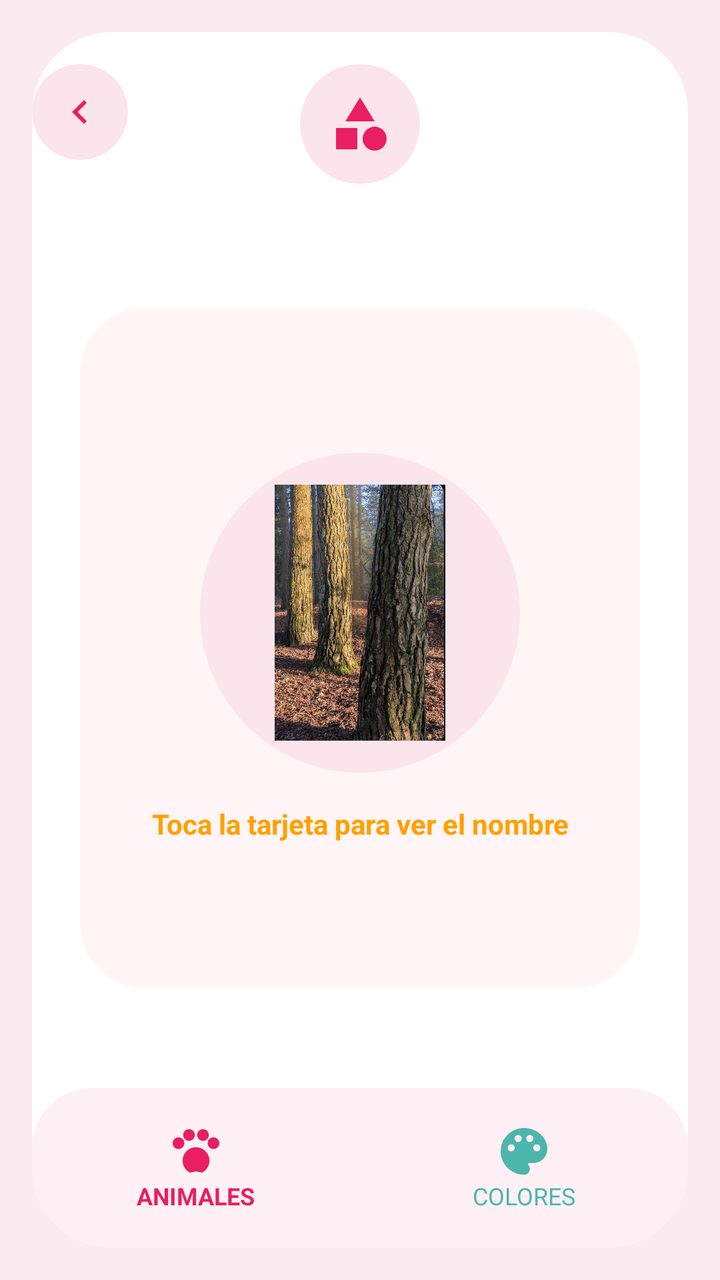
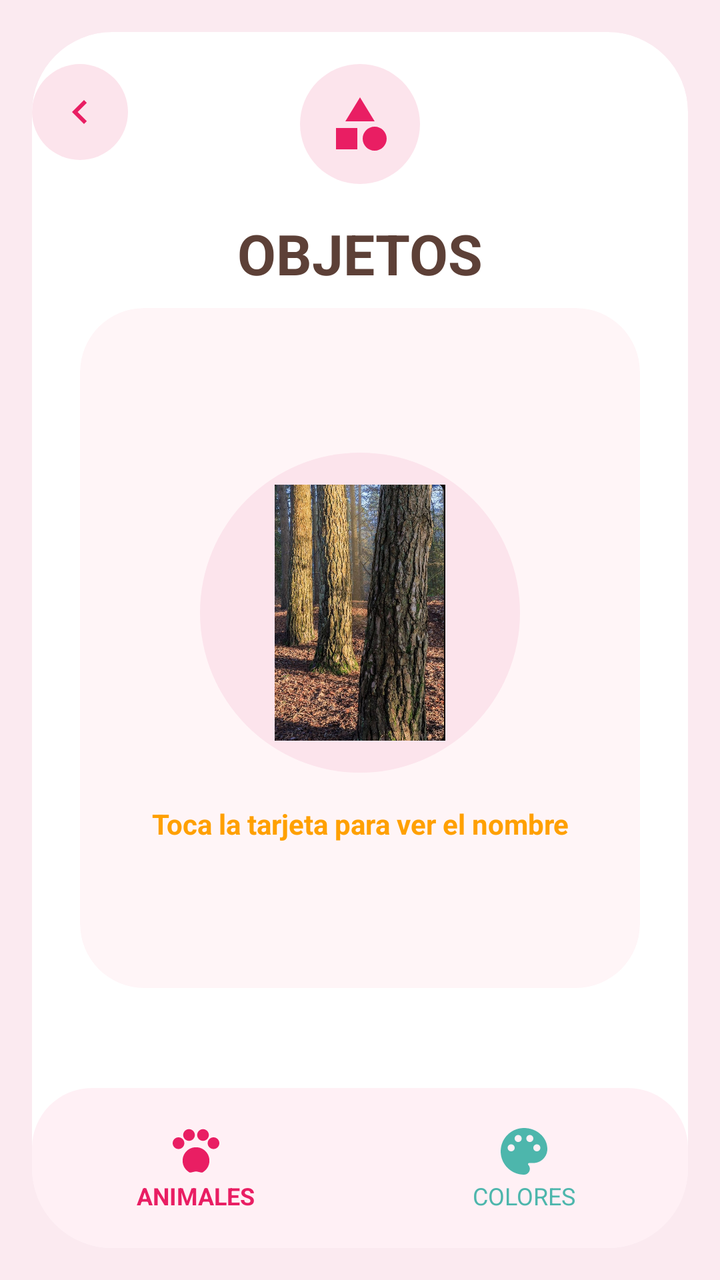

The first picture is an Android layout as it rendered before a commit; the second is the same layout after the commit. The layout source and the unified diff follow.
<!-- AndroidManifest.xml: application theme Theme.MemoryPract -->
<!-- res/layout/pantallaobjetos.xml -->
<?xml version="1.0" encoding="utf-8"?>
<RelativeLayout xmlns:android="http://schemas.android.com/apk/res/android"
    xmlns:app="http://schemas.android.com/apk/res-auto"
    xmlns:tools="http://schemas.android.com/tools"
    android:id="@+id/main"
    android:layout_width="match_parent"
    android:layout_height="match_parent"
    android:background="@color/bg_main"
    tools:context=".ui.controladores.PantallaobjetosActivity">

    <androidx.cardview.widget.CardView
        android:layout_width="match_parent"
        android:layout_height="match_parent"
        android:layout_margin="16dp"
        app:cardCornerRadius="40dp"
        app:cardElevation="0dp"
        app:cardBackgroundColor="#FFFFFF">

        <RelativeLayout
            android:layout_width="match_parent"
            android:layout_height="match_parent"
            android:layout_marginTop="8dp">

            <RelativeLayout
                android:id="@+id/topBar"
                android:layout_width="match_parent"
                android:layout_height="wrap_content"
                android:layout_marginTop="8dp">

                <androidx.appcompat.widget.AppCompatImageButton
                    android:id="@+id/btnBack"
                    android:layout_width="48dp"
                    android:layout_height="48dp"
                    android:layout_alignParentStart="true"
                    android:background="@drawable/bg_settings_icon"
                    android:src="@drawable/ic_back"
                    android:padding="12dp"
                    android:tint="@color/settings_icon"
                    android:contentDescription="@string/back_desc" />

                <FrameLayout
                    android:layout_width="60dp"
                    android:layout_height="60dp"
                    android:layout_centerHorizontal="true"
                    android:background="@drawable/bg_settings_icon">

                    <androidx.appcompat.widget.AppCompatImageView
                        android:layout_width="32dp"
                        android:layout_height="32dp"
                        android:layout_gravity="center"
                        android:src="@drawable/ic_shapes"
                        app:tint="@color/settings_icon" />
                </FrameLayout>

            </RelativeLayout>

            
            <androidx.cardview.widget.CardView
                android:id="@+id/cardFlashcard"
                android:layout_width="280dp"
                android:layout_height="340dp"
                android:layout_centerInParent="true"
                app:cardCornerRadius="32dp"
                app:cardBackgroundColor="#FFF5F7"
                app:cardElevation="0dp"
                android:clickable="true"
                android:focusable="true"
                android:foreground="?attr/selectableItemBackground">

                <FrameLayout
                    android:layout_width="match_parent"
                    android:layout_height="match_parent"
                    android:padding="20dp">

                    
                    <LinearLayout
                        android:id="@+id/layoutFront"
                        android:layout_width="match_parent"
                        android:layout_height="match_parent"
                        android:orientation="vertical"
                        android:gravity="center"
                        android:visibility="visible">

                        <FrameLayout
                            android:layout_width="160dp"
                            android:layout_height="160dp"
                            android:background="@drawable/bg_settings_icon"
                            android:backgroundTint="#FCE4EC">

                            <ImageView
                                android:id="@+id/imgObjeto"
                                android:layout_width="match_parent"
                                android:layout_height="match_parent"
                                android:padding="16dp"
                                android:src="@drawable/foto_tronco_jpg"
                                android:contentDescription="@null" />
                        </FrameLayout>

                        <TextView
                            android:layout_width="wrap_content"
                            android:layout_height="wrap_content"
                            android:layout_marginTop="16dp"
                            android:text="Toca la tarjeta para ver el nombre"
                            android:textSize="14sp"
                            android:textStyle="bold"
                            android:textColor="@color/subtitle_color"
                            android:gravity="center" />
                    </LinearLayout>

                    
                    <LinearLayout
                        android:id="@+id/layoutBack"
                        android:layout_width="match_parent"
                        android:layout_height="match_parent"
                        android:orientation="vertical"
                        android:gravity="center"
                        android:visibility="gone">

                        <TextView
                            android:id="@+id/txtObjetoName"
                            android:layout_width="wrap_content"
                            android:layout_height="wrap_content"
                            android:text="Tronco"
                            android:textSize="28sp"
                            android:textStyle="bold"
                            android:textColor="@color/title_color"
                            android:gravity="center" />

                        <LinearLayout
                            android:layout_width="match_parent"
                            android:layout_height="wrap_content"
                            android:layout_marginTop="24dp"
                            android:orientation="horizontal"
                            android:gravity="center"
                            android:weightSum="2">

                            <Button
                                android:id="@+id/btnIncorrecto"
                                android:layout_width="0dp"
                                android:layout_height="wrap_content"
                                android:layout_weight="1"
                                android:layout_marginEnd="6dp"
                                android:text="Incorrecto"
                                android:textColor="#FFFFFF"
                                android:backgroundTint="#F87171"
                                android:textSize="13sp"
                                android:textStyle="bold" />

                            <Button
                                android:id="@+id/btnCorrecto"
                                android:layout_width="0dp"
                                android:layout_height="wrap_content"
                                android:layout_weight="1"
                                android:layout_marginStart="6dp"
                                android:text="Correcto"
                                android:textColor="#FFFFFF"
                                android:backgroundTint="#4ADE80"
                                android:textSize="13sp"
                                android:textStyle="bold" />
                        </LinearLayout>
                    </LinearLayout>

                </FrameLayout>
            </androidx.cardview.widget.CardView>
            <LinearLayout
                android:id="@+id/bottomNav"
                android:layout_width="match_parent"
                android:layout_height="80dp"
                android:layout_alignParentBottom="true"
                android:layout_marginTop="8dp"
                android:background="@drawable/bg_bottom_nav"
                android:orientation="horizontal"
                android:gravity="center">

                <LinearLayout
                    android:layout_width="0dp"
                    android:layout_height="wrap_content"
                    android:layout_weight="1"
                    android:orientation="vertical"
                    android:gravity="center">

                    <androidx.appcompat.widget.AppCompatImageView
                        android:id="@+id/btnAnimales"
                        android:layout_width="28dp"
                        android:layout_height="28dp"
                        android:src="@drawable/ic_paw"
                        app:tint="@color/settings_icon" />

                    <TextView
                        android:layout_width="wrap_content"
                        android:layout_height="wrap_content"
                        android:text="@string/category_animales"
                        android:textColor="@color/settings_icon"
                        android:textSize="12sp"
                        android:textStyle="bold" />

                </LinearLayout>

                <LinearLayout
                    android:layout_width="0dp"
                    android:layout_height="wrap_content"
                    android:layout_weight="1"
                    android:orientation="vertical"
                    android:gravity="center">
                    <androidx.appcompat.widget.AppCompatImageView
                        android:id="@+id/btnColores"
                        android:layout_width="28dp"
                        android:layout_height="28dp"
                        android:src="@drawable/ic_palette"
                        app:tint="#4DB6AC" />
                    <TextView
                        android:layout_width="wrap_content"
                        android:layout_height="wrap_content"
                        android:text="@string/category_colores"
                        android:textColor="#4DB6AC"
                        android:textSize="12sp" />
                </LinearLayout>

            </LinearLayout>

        </RelativeLayout>

    </androidx.cardview.widget.CardView>

</RelativeLayout>
<!-- resources referenced by this layout -->
<resources>
  <color name="bg_main">#FBEAF0</color>
  <color name="settings_icon">#E91E63</color>
  <color name="subtitle_color">#FFA000</color>
  <color name="title_color">#5D4037</color>
  <!-- drawable bg_bottom_nav (drawable) -->
  <?xml version="1.0" encoding="utf-8"?>
  <shape xmlns:android="http://schemas.android.com/apk/res/android">
      <solid android:color="#FFF0F5" />
      <corners android:radius="30dp" />
  </shape>
  <!-- drawable bg_settings_icon (drawable) -->
  <?xml version="1.0" encoding="utf-8"?>
  <shape xmlns:android="http://schemas.android.com/apk/res/android"
      android:shape="oval">
      <solid android:color="@color/settings_bg" />
  </shape>
  <!-- drawable foto_tronco_jpg: jpeg bitmap (drawable, 410889 bytes) -->
  <!-- drawable ic_back (drawable) -->
  <?xml version="1.0" encoding="utf-8"?>
  <vector xmlns:android="http://schemas.android.com/apk/res/android"
      android:width="24dp"
      android:height="24dp"
      android:viewportWidth="24"
      android:viewportHeight="24">
      <path
          android:fillColor="#000000"
          android:pathData="M15.41,7.41L14,6l-6,6l6,6l1.41,-1.41L10.83,12z" />
  </vector>
  <!-- drawable ic_palette (drawable) -->
  <vector xmlns:android="http://schemas.android.com/apk/res/android"
      android:width="24dp"
      android:height="24dp"
      android:viewportWidth="24"
      android:viewportHeight="24">
      <path
          android:fillColor="#000000"
          android:pathData="M12,2C6.49,2 2,6.49 2,12s4.49,10 10,10c1.38,0 2.5,-1.12 2.5,-2.5c0,-0.61 -0.23,-1.21 -0.64,-1.67c-0.08,-0.1 -0.13,-0.21 -0.13,-0.33c0,-0.28 0.22,-0.5 0.5,-0.5H16c3.31,0 6,-2.69 6,-6C22,6.04 17.51,2 12,2zM6.5,12c-0.83,0 -1.5,-0.67 -1.5,-1.5S5.67,9 6.5,9S8,9.67 8,10.5S7.33,12 6.5,12zM9.5,8C8.67,8 8,7.33 8,6.5S8.67,5 9.5,5S11,5.67 11,6.5S10.33,8 9.5,8zM14.5,8C13.67,8 13,7.33 13,6.5S13.67,5 14.5,5S16,5.67 16,6.5S15.33,8 14.5,8zM17.5,12c-0.83,0 -1.5,-0.67 -1.5,-1.5S16.67,9 17.5,9S19,9.67 19,10.5S18.33,12 17.5,12z"/>
  </vector>
  <!-- drawable ic_paw (drawable) -->
  <vector xmlns:android="http://schemas.android.com/apk/res/android"
      android:width="24dp"
      android:height="24dp"
      android:viewportWidth="24"
      android:viewportHeight="24">
      <path
          android:fillColor="#000000"
          android:pathData="M4.5,11L4.5,11c1.38,0 2.5,-1.12 2.5,-2.5c0,-1.38 -1.12,-2.5 -2.5,-2.5S2,7.12 2,8.5C2,9.88 3.12,11 4.5,11zM9,7.5c1.38,0 2.5,-1.12 2.5,-2.5S10.38,2.5 9,2.5S6.5,3.62 6.5,5S7.62,7.5 9,7.5zM15,7.5c1.38,0 2.5,-1.12 2.5,-2.5S16.38,2.5 15,2.5s-2.5,1.12 -2.5,2.5S13.62,7.5 15,7.5zM19.5,11c1.38,0 2.5,-1.12 2.5,-2.5c0,-1.38 -1.12,-2.5 -2.5,-2.5S17,7.12 17,8.5C17,9.88 18.12,11 19.5,11zM12,10.25c-3.17,0 -5.75,2.58 -5.75,5.75c0,2.15 1.18,4.01 2.92,5.01c0.16,0.09 0.35,0.12 0.53,0.08l1.9,-0.42c0.26,-0.06 0.54,-0.06 0.8,0l1.9,0.42c0.18,0.04 0.37,0.01 0.53,-0.08c1.74,-1 2.92,-2.86 2.92,-5.01C17.75,12.83 15.17,10.25 12,10.25z"/>
  </vector>
  <!-- drawable ic_shapes (drawable) -->
  <vector xmlns:android="http://schemas.android.com/apk/res/android"
      android:width="24dp"
      android:height="24dp"
      android:viewportWidth="24"
      android:viewportHeight="24">
      <path
          android:fillColor="#000000"
          android:pathData="M12,2l-5.5,9h11L12,2zM17.5,13c-2.49,0 -4.5,2.01 -4.5,4.5s2.01,4.5 4.5,4.5s4.5,-2.01 4.5,-4.5s-2.01,-4.5 -4.5,-4.5zM3,21.5h8v-8L3,13.5v8z"/>
  </vector>
  <string name="back_desc">Volver</string>
  <string name="category_animales">ANIMALES</string>
  <string name="category_colores">COLORES</string>
  <style name="Theme.MemoryPract" parent="Base.Theme.MemoryPract" />
  <color name="settings_bg">#FCE4EC</color>
  <style name="Base.Theme.MemoryPract" parent="Theme.Material3.DayNight.NoActionBar">
          
          
      </style>
</resources>

<!-- the commit's change to res/layout/pantallaobjetos.xml (unified diff, before → after) -->
@@ -53,6 +53,34 @@
                 </FrameLayout>
 
             </RelativeLayout>
+            <LinearLayout
+                android:id="@+id/headerLayout"
+                android:layout_width="match_parent"
+                android:layout_height="wrap_content"
+                android:layout_below="@id/topBar"
+                android:layout_marginTop="16dp"
+                android:orientation="vertical"
+                android:gravity="center">
+
+                <TextView
+                    android:layout_width="wrap_content"
+                    android:layout_height="wrap_content"
+                    android:text="@string/category_objetos"
+                    android:textSize="28sp"
+                    android:textStyle="bold"
+                    android:textColor="@color/title_color" />
+
+                <TextView
+                    android:id="@+id/txtProgress"
+                    android:layout_width="wrap_content"
+                    android:layout_height="wrap_content"
+                    android:layout_marginTop="4dp"
+                    android:text="Objeto 1 de 6"
+                    android:textSize="16sp"
+                    android:textColor="@color/subtitle_color"
+                    android:textStyle="bold" />
+
+            </LinearLayout>
 
             
             <androidx.cardview.widget.CardView
<!-- resource entries referenced after the edit -->
@@ -61,6 +61,7 @@
   <string name="back_desc">Volver</string>
   <string name="category_animales">ANIMALES</string>
   <string name="category_colores">COLORES</string>
+  <string name="category_objetos">OBJETOS</string>
   <style name="Theme.MemoryPract" parent="Base.Theme.MemoryPract" />
   <color name="settings_bg">#FCE4EC</color>
   <style name="Base.Theme.MemoryPract" parent="Theme.Material3.DayNight.NoActionBar">
